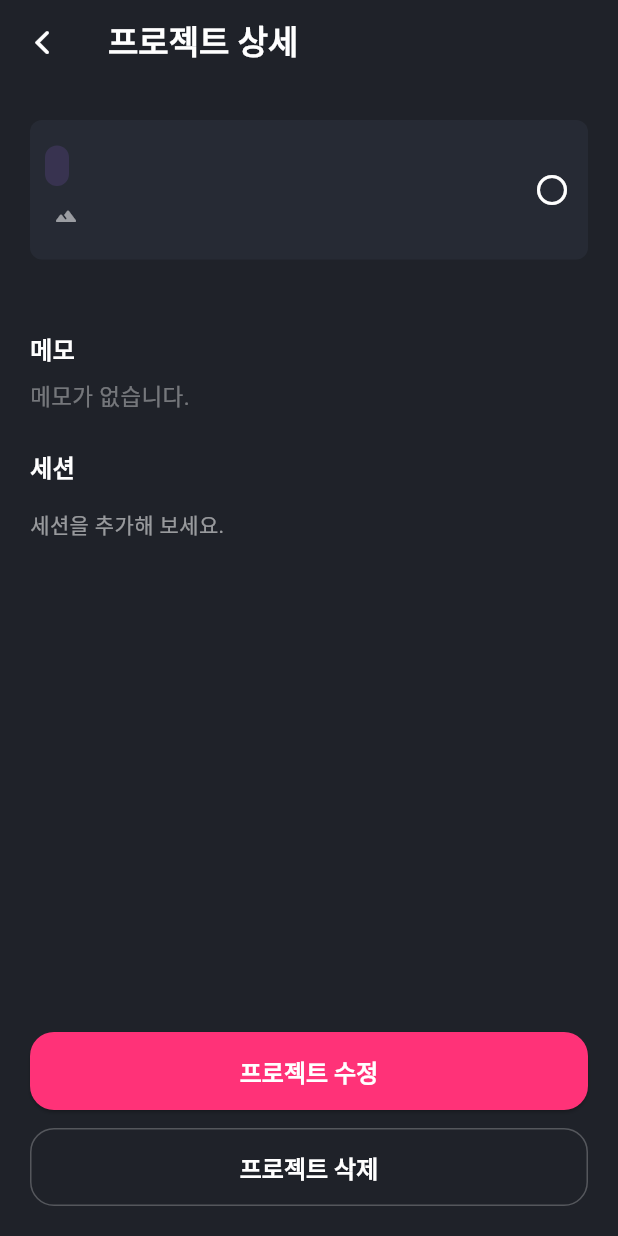
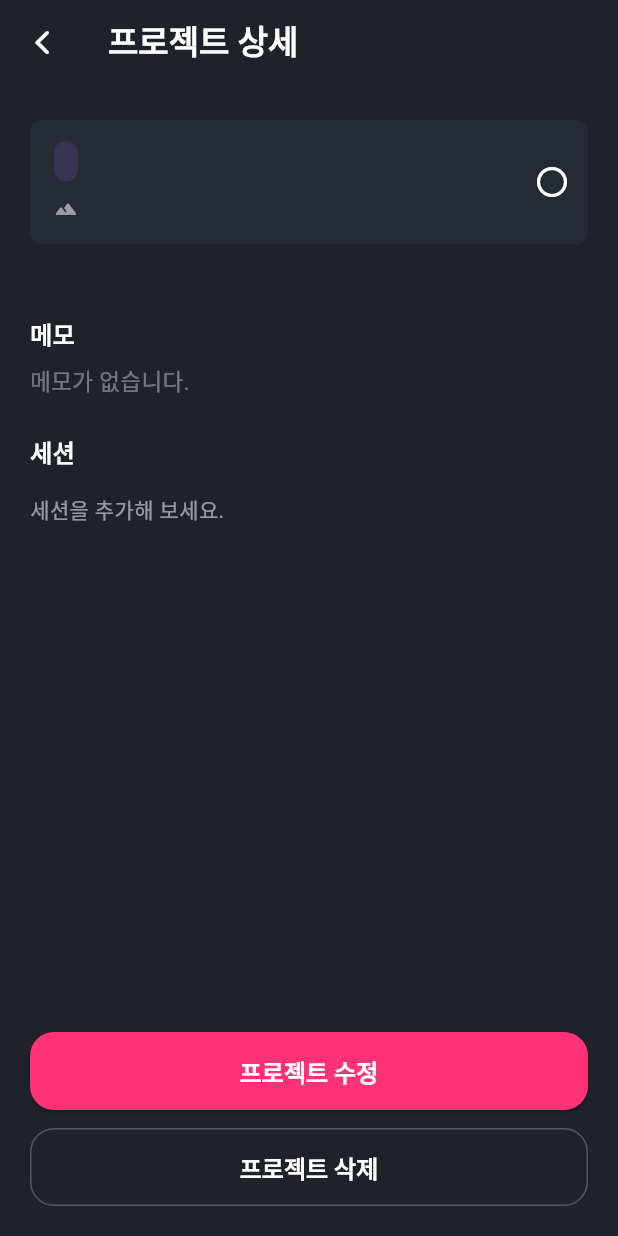
Before and after one commit to boulderside/boulderside-flutter, a Flutter app: the ProjectDetailPage screen opened directly with empty values, on a phone screen of 412 x 824 dp. Run offline on Flutter 3.47's test engine with Material 3 defaults, Android fonts, the phone set to English and light mode, and no system bars; our stand-ins replace dio, flutter_native_splash, flutter_riverpod, flutter_secure_storage, get_it, go_router and 3 more; missing offline and left inert: flutter_naver_map, kakao_flutter_sdk_common, kakao_flutter_sdk_talk, kakao_flutter_sdk_user; accounts and stored records are empty; network calls fail; Roboto replaces fonts that are missing (Pretendard).

Commit message:
feat: 바위/루트 카드 간격 조정 (#60)

```diff
--- a/lib/src/features/home/presentation/widgets/route_card.dart
+++ b/lib/src/features/home/presentation/widgets/route_card.dart
@@ -33,10 +33,10 @@
             ? const EdgeInsets.only(bottom: 12)
             : const EdgeInsetsDirectional.fromSTEB(20, 0, 20, 10));
     final innerPadding = EdgeInsetsDirectional.fromSTEB(
-      isFullWidth ? 0 : 10,
-      isFullWidth ? 12 : 15,
-      isFullWidth ? 0 : 10,
-      isFullWidth ? 12 : 15,
+      isFullWidth ? 0 : 16,
+      isFullWidth ? 12 : 14,
+      isFullWidth ? 0 : 16,
+      isFullWidth ? 12 : 14,
     );
     final backgroundColor = isFullWidth
         ? Colors.transparent
@@ -57,7 +57,6 @@
             crossAxisAlignment: CrossAxisAlignment.start,
             mainAxisSize: MainAxisSize.min,
             children: [
-              const SizedBox(height: 2),
               Row(
                 crossAxisAlignment: CrossAxisAlignment.center,
                 children: [
@@ -91,24 +90,18 @@
                         color: Colors.white,
                         fontSize: 18,
                         fontWeight: FontWeight.w700,
-                        letterSpacing: 0.0,
+                        letterSpacing: -0.2,
                       ),
                       overflow: TextOverflow.ellipsis,
                     ),
                   ),
                 ],
               ),
-              const SizedBox(height: 6),
-              Padding(
-                padding: const EdgeInsets.only(left: 6),
-                child: Row(
+              const SizedBox(height: 8),
+              Row(
                 crossAxisAlignment: CrossAxisAlignment.center,
                 children: [
                   Expanded(
-                      child: SizedBox(
-                        height: 28,
-                        child: Padding(
-                          padding: const EdgeInsets.only(right: 8),
                     child: Row(
                       children: [
                         const Icon(
@@ -116,7 +109,7 @@
                           size: 16,
                           color: Colors.white54,
                         ),
-                              const SizedBox(width: 4),
+                        const SizedBox(width: 6),
                         Expanded(
                           child: Text(
                             entity.boulderName ?? '',
@@ -132,14 +125,9 @@
                       ],
                     ),
                   ),
-                      ),
-                    ),
-                    if (showEngagement)
-                      SizedBox(
-                        height: 28,
-                        child: Padding(
-                          padding: const EdgeInsets.only(right: 4, bottom: 5),
-                          child: Row(
+                  if (showEngagement) ...[
+                    const SizedBox(width: 12),
+                    Row(
                       mainAxisSize: MainAxisSize.min,
                       crossAxisAlignment: CrossAxisAlignment.center,
                       children: [
@@ -147,7 +135,7 @@
                         const SizedBox(width: 12),
                         const Icon(
                           CupertinoIcons.person_2,
-                                size: 20,
+                          size: 18,
                           color: Color(0xFF9498A1),
                         ),
                         const SizedBox(width: 4),
@@ -161,10 +149,8 @@
                         ),
                       ],
                     ),
-                        ),
-                      ),
                   ],
-                ),
+                ],
               ),
             ],
           ),
```
Also changed, not shown: lib/src/features/home/presentation/widgets/boulder_card.dart (+8 -23 lines). Lines whose indentation alone changed are shown as unchanged.
